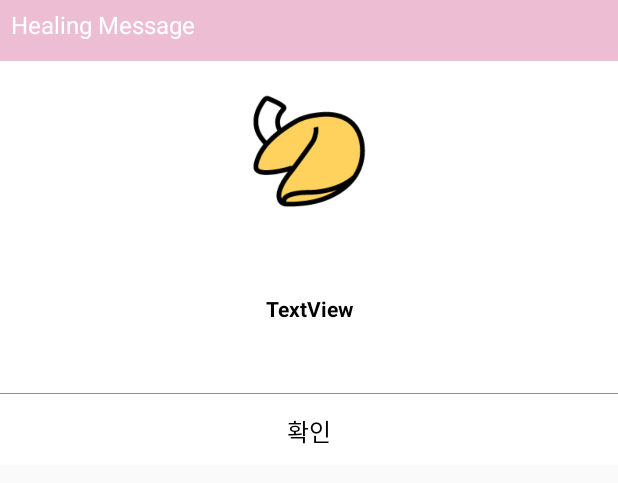
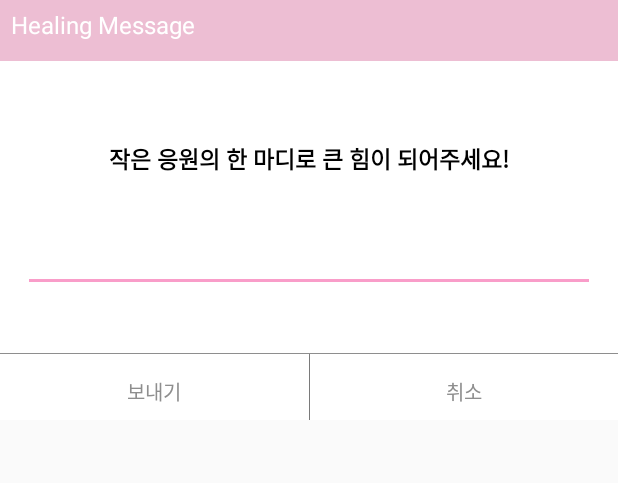
Before and after one commit to parksodam0328/HealingMessage, an Android app: the layout dialog_custom_sendm.xml on its own in the app's theme, with its tools: preview values and no code run, on a phone screen of 412 x 824 dp. Shown: the top 483 px of the screen. Run offline under Robolectric (Android 15) with nearby library versions, the light colour scheme and no system bars.

Commit message:
메세지 보내가 다이얼로그 커스텀 다이얼로그로 바꿈

```diff
--- a/app/src/main/java/kr/hs/emirim/parksodam/healingmessage/myprofile/MyProfileFragment.java
+++ b/app/src/main/java/kr/hs/emirim/parksodam/healingmessage/myprofile/MyProfileFragment.java
@@ -165,13 +165,15 @@ public class MyProfileFragment extends BaseFragment {
                 public void onClick(View view) {
                     //커스텀 다이얼로그를 생성,
                   CustomDialog customDialog = new CustomDialog(getActivity());
+                    customDialog.callDialog();
+                 /*   //한번만 호출가능
                 if(count == 1) {
                     //커스텀 다이얼로그 호출,
                     customDialog.callDialog();
                     count = 0;
                 }else if(count == 0){
                     Toast.makeText(getContext(), "오늘의 포춘쿠키를 확인하셨습니다!", Toast.LENGTH_SHORT).show();
-                }
+                }*/
                 }
             });
 
--- a/app/src/main/res/layout/dialog_custom.xml
+++ b/app/src/main/res/layout/dialog_custom_sendm.xml
@@ -4,7 +4,7 @@
     android:orientation="vertical" android:layout_width="match_parent"
     android:background="#ffffff"
     android:weightSum="1"
-    android:layout_height="310dp">
+    android:layout_height="280dp">
 
     <TextView
         android:id="@+id/title"
@@ -24,31 +24,35 @@
         android:layout_height="0.5dp"
         android:background="#EDBED3"/>
 
-    <ImageView
-        android:layout_width="match_parent"
-        android:layout_height="80dp"
-        app:srcCompat="@drawable/fortune_image"
-        android:id="@+id/imageView2"
-        android:layout_marginTop="20dp" />
 
     <TextView
-        android:text="TextView"
+        android:text="작은 응원의 한 마디로 큰 힘이 되어주세요!"
         android:layout_width="match_parent"
         android:layout_height="50dp"
-        android:id="@+id/message"
-        android:textSize="14dp"
-        android:layout_marginBottom="5dp"
+        android:id="@+id/exp"
+        android:textSize="15dp"
+        android:textStyle="bold"
+        android:layout_marginBottom="3dp"
         android:layout_marginLeft="5dp"
         android:layout_marginRight="5dp"
         android:gravity="center"
-        android:textStyle="bold"
-        android:textColor="#000000"
-        android:layout_marginTop="40dp" />
+        android:layout_marginTop="40dp"
+        android:textColor="#000000"/>
+
+
+    <EditText
+        android:layout_width="match_parent"
+        android:layout_height="wrap_content"
+        android:singleLine="true"
+        android:layout_margin="15dp"
+        android:ems="10"
+        android:id="@+id/input_sendm"
+        android:layout_weight="0.09" />
 
     <View
         android:layout_width="match_parent"
         android:layout_height="0.3dp"
-        android:layout_marginTop="26dp"
+        android:layout_marginTop="25dp"
         android:background="#8E8E8E"/>
 
     <LinearLayout
@@ -57,14 +61,30 @@
         android:orientation="horizontal">
 
         <Button
-            android:id="@+id/okButton"
+            android:id="@+id/sendBtn"
             android:layout_width="match_parent"
             android:layout_height="50dp"
             android:layout_weight="1"
             android:gravity="center"
-            android:text="확인"
-            android:textColor="#000000"
-            android:textSize="16dp"
+            android:text="보내기"
+            android:textColor="#8E8E8E"
+            android:textSize="13dp"
+            android:background="#ffffff"/>
+
+        <View
+            android:layout_width="0.3dp"
+            android:layout_height="match_parent"
+            android:background="#8E8E8E"/>
+
+        <Button
+            android:id="@+id/cancelBtn"
+            android:layout_width="match_parent"
+            android:layout_height="50dp"
+            android:layout_weight="1"
+            android:gravity="center"
+            android:text="취소"
+            android:textColor="#8E8E8E"
+            android:textSize="13dp"
             android:background="#ffffff"/>
 
     </LinearLayout>
```
Also changed, not shown: app/src/main/java/kr/hs/emirim/parksodam/healingmessage/CustomDialog_sendM.java (added, +63 -0 lines), app/src/main/java/kr/hs/emirim/parksodam/healingmessage/adapter/HomeAdapter.java (+13 -1 lines), app/src/main/java/kr/hs/emirim/parksodam/healingmessage/adapter/SearchAdapter.java (+14 -1 lines).
